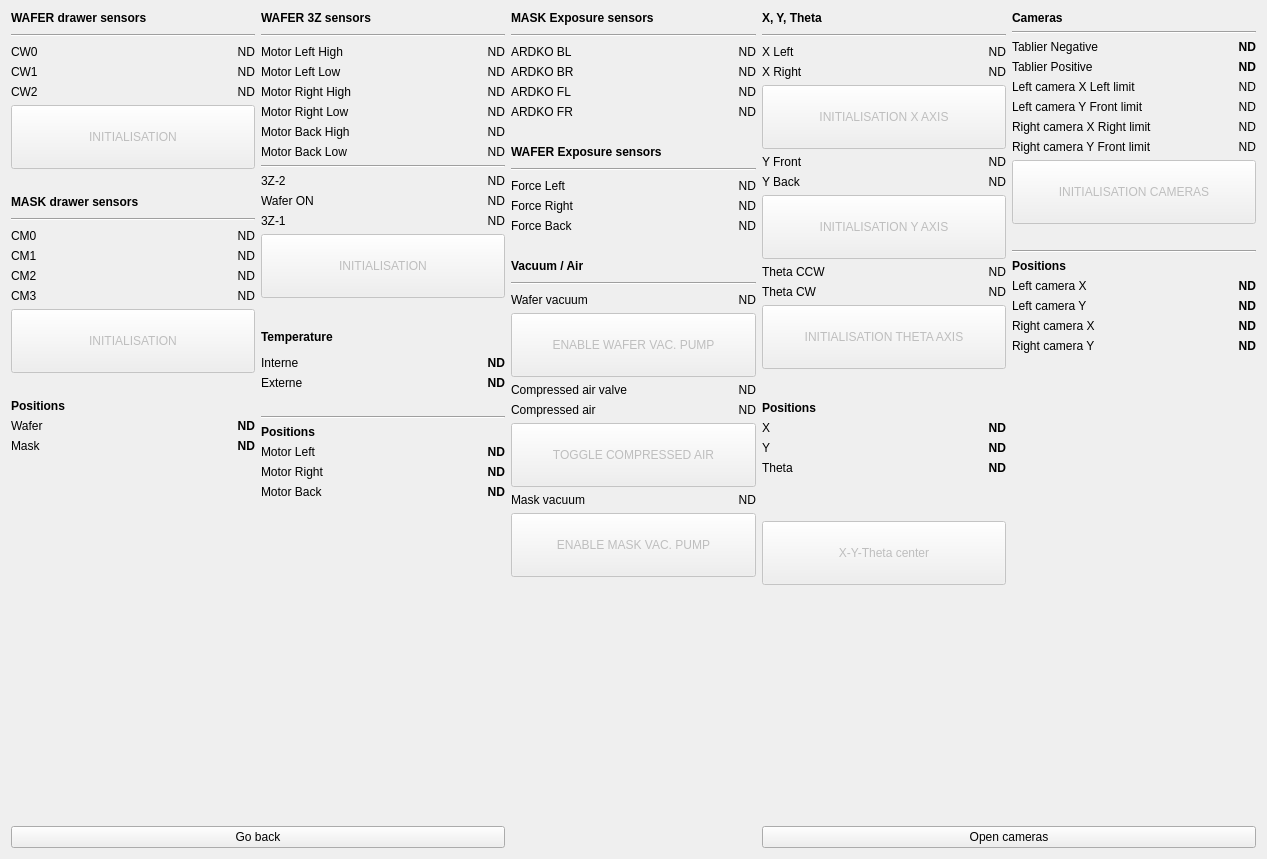
Old version of the form apps/software/gui/Views/Settings/MachineStatusView.ui in the repository lainez12/KS3.
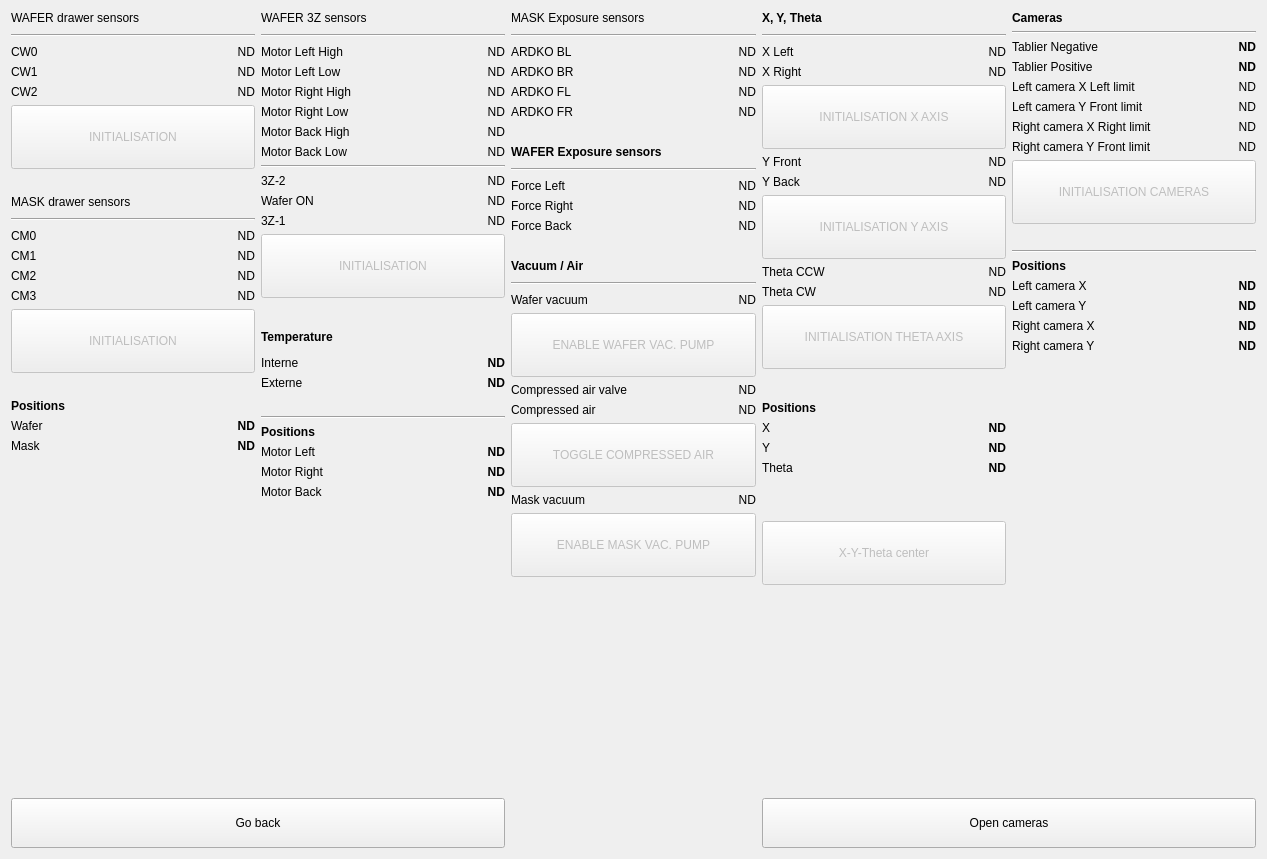
New version of the form.

Commit message: Refactor VisualisationView and related components

The edit to the form file:
```diff
--- a/apps/software/gui/Views/Settings/MachineStatusView.ui
+++ b/apps/software/gui/Views/Settings/MachineStatusView.ui
@@ -16,6 +16,12 @@
   <layout class="QGridLayout" name="gridLayout">
    <item row="2" column="0" colspan="2">
     <widget class="QPushButton" name="goBackBtn">
+     <property name="minimumSize">
+      <size>
+       <width>0</width>
+       <height>50</height>
+      </size>
+     </property>
      <property name="text">
       <string>Go back</string>
      </property>
@@ -474,6 +480,12 @@
    </item>
    <item row="2" column="3" colspan="2">
     <widget class="QPushButton" name="openCamerasBtn">
+     <property name="minimumSize">
+      <size>
+       <width>0</width>
+       <height>50</height>
+      </size>
+     </property>
      <property name="text">
       <string>Open cameras</string>
      </property>
@@ -666,9 +678,6 @@
          <verstretch>0</verstretch>
         </sizepolicy>
        </property>
-       <property name="styleSheet">
-        <string notr="true">font: bold;</string>
-       </property>
        <property name="text">
         <string>WAFER drawer sensors</string>
        </property>
@@ -912,9 +921,6 @@
          <verstretch>0</verstretch>
         </sizepolicy>
        </property>
-       <property name="styleSheet">
-        <string notr="true">font: bold;</string>
-       </property>
        <property name="text">
         <string>MASK drawer sensors</string>
        </property>
@@ -1642,9 +1648,6 @@
          <verstretch>0</verstretch>
         </sizepolicy>
        </property>
-       <property name="styleSheet">
-        <string notr="true">font: bold;</string>
-       </property>
        <property name="text">
         <string>WAFER 3Z sensors</string>
        </property>
@@ -2331,9 +2334,6 @@
      </item>
      <item row="0" column="0" colspan="2">
       <widget class="QLabel" name="maskExposureTitle">
-       <property name="styleSheet">
-        <string notr="true">font: bold;</string>
-       </property>
        <property name="text">
         <string>MASK Exposure sensors</string>
        </property>
```
Left out of the diff: 273 changed lines with no effect on the pictures. The commit also changes 29 other files.
